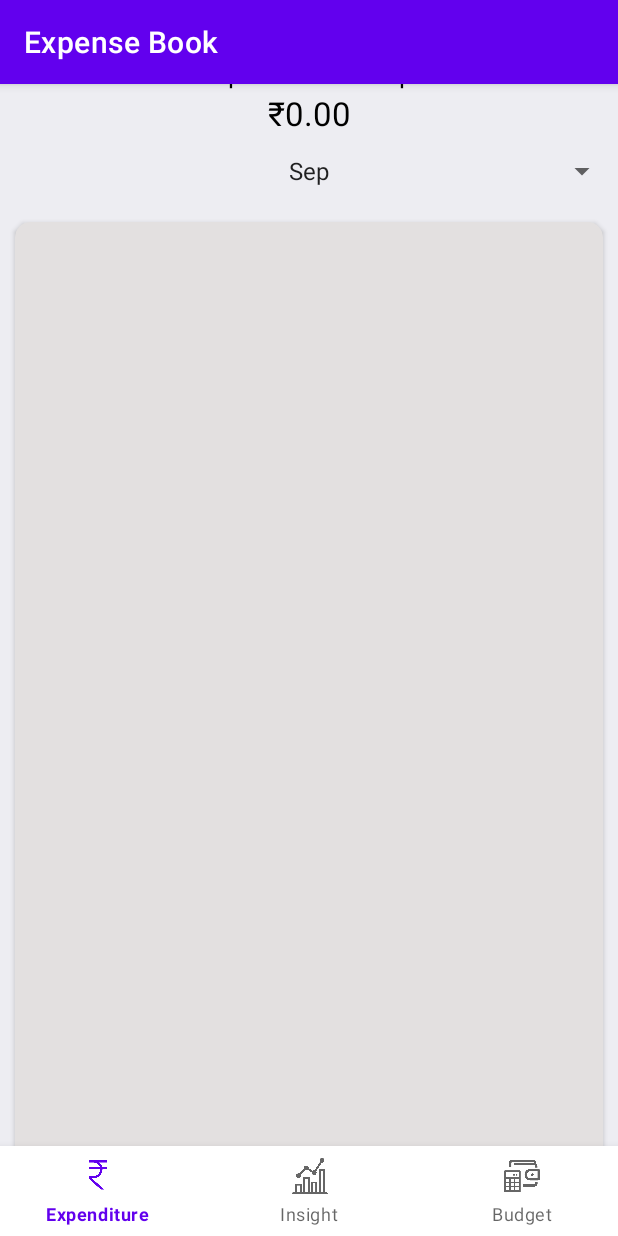
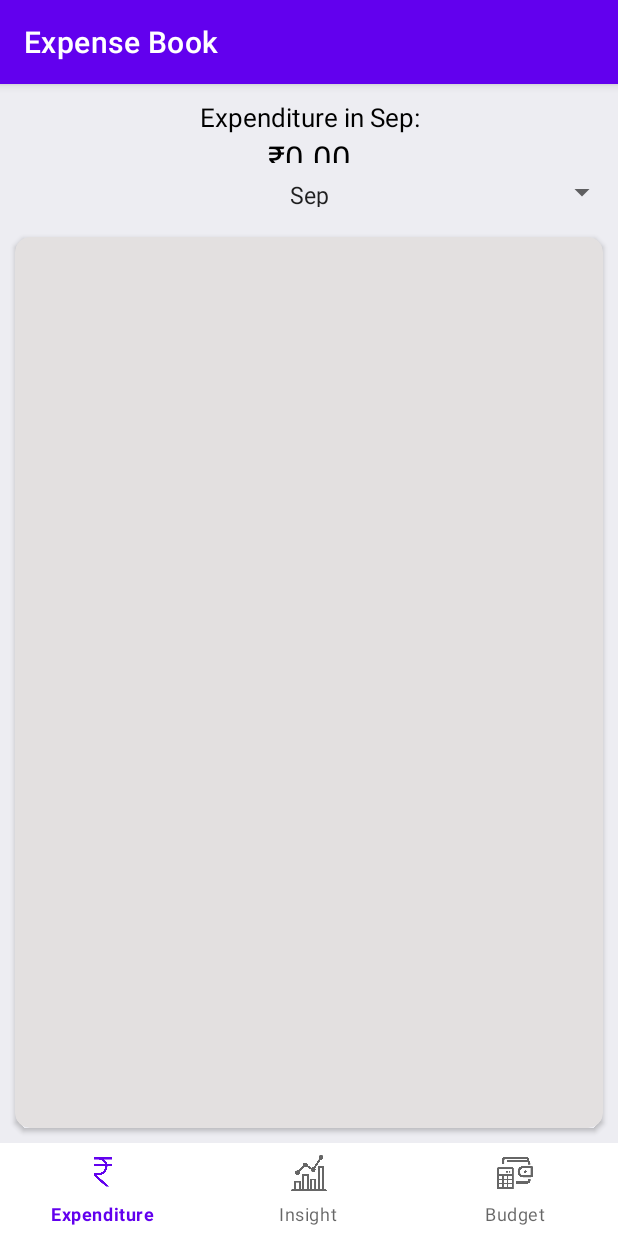
Before and after one commit to poshi1865/Expense-Book, an Android app: the screen it shows after launch (MainActivity), on a phone screen of 412 x 824 dp. Run offline under Robolectric (Android 15) with nearby library versions, the phone set to English and light mode, and no system bars; libraries missing offline, so code that uses them is left out: org.eazegraph.lib; 1 statement that could not run was skipped.

Commit message:
Fix Layouts and set bank name to SBI for now

```diff
--- a/app/src/main/java/com/example/expensebook/BankMessageLoader.java
+++ b/app/src/main/java/com/example/expensebook/BankMessageLoader.java
@@ -87,7 +87,7 @@ public class BankMessageLoader {
 
                     //if we find the amount then set it to the BankMessage object
                     if (matcher.find()) {
-                        bankMessage.setAmount(Double.parseDouble(matcher.group().substring(3)));
+                        bankMessage.setAmount(Double.parseDouble(matcher.group().substring(2)));
 
                         //Matcher object to find out with whom the transaction was done
                         Matcher matcher1 = Pattern.compile("to .+?(?= Ref)").matcher(bankMessage.getMessageBody());
--- a/app/src/main/java/com/example/expensebook/FirstFragment.java
+++ b/app/src/main/java/com/example/expensebook/FirstFragment.java
@@ -55,7 +55,7 @@ public class FirstFragment extends Fragment implements AdapterView.OnItemSelecte
         this.totalAmountForCurrentMonthView = (TextView)paramView.findViewById(R.id.total_ft_amount);
         this.expensesScrollView = (ScrollView)paramView.findViewById(R.id.expensesScrollView);
         this.expensesTextView = (TextView)paramView.findViewById(R.id.expensesTextView);
-        this.typeface = ResourcesCompat.getFont(getContext(), R.font.going_to_school_font);
+        this.typeface = ResourcesCompat.getFont(getContext(), R.font.tenk_reasons_font);
 
         //Create the bankMessagesArray list and load messages to it
         this.bankMessagesArray = new ArrayList<>();
@@ -80,27 +80,30 @@ public class FirstFragment extends Fragment implements AdapterView.OnItemSelecte
     //This function goes through all the objects in the bankMessagesArray and displays
     private void goThroughAllMessagesAndDisplay(String month) {
         this.bankMessagesArray = this.bankMessageLoader.loadMessages(month);
-        String str = "";
         this.totalAmountForCurrentMonth = Double.valueOf(0.0D);
         this.expensesTextView.setText("");
 
+        String prevDate = "";
+
         for (int b = 0; b < this.bankMessagesArray.size(); b++) {
-            String messageMonth = this.bankMessagesArray.get(b).getMonthSent();
+            String messageDate = this.bankMessagesArray.get(b).getDateSent();
             String messageYear = this.bankMessagesArray.get(b).getYearSent();
 
-            messageMonth = this.bankMessagesArray.get(b).getDateSent();
-            messageYear = this.bankMessagesArray.get(b).getPersonWithWhomTransactionWasDone();
+            String personName = this.bankMessagesArray.get(b).getPersonWithWhomTransactionWasDone();
+
             double d = this.bankMessagesArray.get(b).getAmount();
 
             this.totalAmountForCurrentMonth = Double.valueOf(this.totalAmountForCurrentMonth.doubleValue() + d);
             this.expensesTextView.setTypeface(this.typeface);
 
-            if (!messageMonth.equals(str))
-                this.expensesTextView.append(messageMonth + "\n");
+            if (!messageDate.equals(prevDate)) {
+                this.expensesTextView.append(messageDate + "\n");
+                prevDate = messageDate;
+            }
 
             NumberFormat numberFormat1 = NumberFormat.getCurrencyInstance(new Locale("en", "in"));
             this.expensesTextView.append("    " + numberFormat1.format(Double.valueOf(d)) + "   --   ");
-            this.expensesTextView.append(messageYear);
+            this.expensesTextView.append(personName);
             this.expensesTextView.append(" \n");
         }
         NumberFormat numberFormat = NumberFormat.getCurrencyInstance(new Locale("en", "in"));
--- a/app/src/main/res/layout/activity_main.xml
+++ b/app/src/main/res/layout/activity_main.xml
@@ -1,32 +1,41 @@
 <?xml version="1.0" encoding="utf-8"?>
-<androidx.constraintlayout.widget.ConstraintLayout xmlns:android="http://schemas.android.com/apk/res/android"
+<LinearLayout
+    xmlns:android="http://schemas.android.com/apk/res/android"
     xmlns:app="http://schemas.android.com/apk/res-auto"
     xmlns:tools="http://schemas.android.com/tools"
     android:layout_width="match_parent"
     android:layout_height="match_parent"
+    android:orientation="vertical"
+    android:weightSum="100"
     tools:context=".MainActivity">
+
+    <RelativeLayout
+        android:id="@+id/topRelLayout"
+        android:layout_width="match_parent"
+        android:layout_height="0dp"
+        android:layout_weight="92"
+        >
 
         <androidx.fragment.app.FragmentContainerView
             android:id="@+id/fragment_container_view"
-        android:name="com.example.expensebook.FirstFragment"
             android:layout_width="wrap_content"
             android:layout_height="wrap_content"
-        app:layout_constraintBottom_toTopOf="@+id/bottomNavigationView"
-        app:layout_constraintEnd_toEndOf="parent"
-        app:layout_constraintStart_toStartOf="parent"
-        app:layout_constraintTop_toTopOf="parent" />
+            android:name="com.example.expensebook.FirstFragment"
+            />
+    </RelativeLayout>
 
+    <RelativeLayout
+        android:layout_width="match_parent"
+        android:layout_height="0dp"
+        android:layout_weight="8"
+        android:layout_below="@id/topRelLayout"
+        >
         <com.google.android.material.bottomnavigation.BottomNavigationView
             android:id="@+id/bottomNavigationView"
-        android:layout_width="424dp"
-        android:layout_height="60dp"
-        app:layout_constraintBottom_toBottomOf="parent"
-        app:layout_constraintEnd_toEndOf="parent"
-        app:layout_constraintHorizontal_bias="0.538"
-        app:layout_constraintStart_toStartOf="parent"
-        app:layout_constraintTop_toTopOf="parent"
-        app:layout_constraintVertical_bias="1.0"
+            android:layout_width="match_parent"
+            android:layout_height="match_parent"
             app:menu = "@menu/bottom_nav_menu"/>
+    </RelativeLayout>
 
 
-</androidx.constraintlayout.widget.ConstraintLayout>
+</LinearLayout>
--- a/app/src/main/res/layout/fragment_first.xml
+++ b/app/src/main/res/layout/fragment_first.xml
@@ -1,7 +1,21 @@
 <?xml version="1.0" encoding="utf-8"?>
-<RelativeLayout android:background="@color/color_white" android:layout_width="fill_parent" android:layout_height="fill_parent"
-  xmlns:android="http://schemas.android.com/apk/res/android" xmlns:app="http://schemas.android.com/apk/res-auto">
-    <RelativeLayout android:id="@+id/expenditureViewRelativeLayout" android:paddingLeft="10.0sp" android:paddingTop="10.0sp" android:paddingRight="10.0sp" android:layout_width="wrap_content" android:layout_height="wrap_content">
+<LinearLayout
+    android:background="@color/color_white"
+    android:layout_width="match_parent"
+    android:layout_height="match_parent"
+    android:weightSum="100"
+    android:orientation="vertical"
+    xmlns:android="http://schemas.android.com/apk/res/android"
+    xmlns:app="http://schemas.android.com/apk/res-auto">
+
+    <RelativeLayout
+        android:id="@+id/expenditureViewRelativeLayout"
+        android:layout_width="wrap_content"
+        android:layout_height="0dp"
+        android:layout_weight="10"
+        android:paddingLeft="10.0sp"
+        android:paddingTop="10.0sp"
+        android:paddingRight="10.0sp">
 
         <TextView
             android:id="@+id/expenseLabelView"
@@ -28,16 +42,37 @@
     <Spinner
         android:id="@+id/monthSpinnerView"
         android:layout_width="match_parent"
-        android:layout_height="wrap_content"
+        android:layout_height="0dp"
+        android:layout_weight="8"
         android:layout_below="@id/expenditureViewRelativeLayout"
         android:minHeight="48dp"
         android:padding="10.0sp"
         android:textAlignment="center" />
-    <RelativeLayout android:layout_width="fill_parent" android:layout_height="fill_parent" android:layout_below="@id/monthSpinnerView">
-        <androidx.cardview.widget.CardView android:layout_width="fill_parent" android:layout_height="fill_parent" android:layout_margin="10.0dip" app:cardBackgroundColor="@color/color_two" app:cardCornerRadius="10.0dip">
-            <ScrollView android:id="@+id/expensesScrollView" android:layout_width="fill_parent" android:layout_height="fill_parent">
-                <TextView android:textSize="18.0sp" android:textColor="@color/blue_1" android:id="@+id/expensesTextView" android:padding="10.0sp" android:layout_width="wrap_content" android:layout_height="wrap_content" android:fontFamily="sans-serif" />
+
+    <RelativeLayout
+        android:layout_width="match_parent"
+        android:layout_height="0dp"
+        android:layout_weight="82"
+        android:layout_below="@id/monthSpinnerView">
+        <androidx.cardview.widget.CardView
+            android:layout_width="fill_parent"
+            android:layout_height="fill_parent"
+            android:layout_margin="10.0dip"
+            app:cardBackgroundColor="@color/color_two"
+            app:cardCornerRadius="10.0dip">
+            <ScrollView
+                android:id="@+id/expensesScrollView"
+                android:layout_width="fill_parent"
+                android:layout_height="fill_parent">
+
+                <TextView android:textSize="18.0sp"
+                    android:layout_width="wrap_content"
+                    android:layout_height="wrap_content"
+                    android:textColor="@color/blue_1"
+                    android:id="@+id/expensesTextView"
+                    android:padding="10.0sp"
+                    android:fontFamily="sans-serif" />
             </ScrollView>
         </androidx.cardview.widget.CardView>
     </RelativeLayout>
-</RelativeLayout>
+</LinearLayout>
```
Lines whose indentation alone changed are shown as unchanged.
